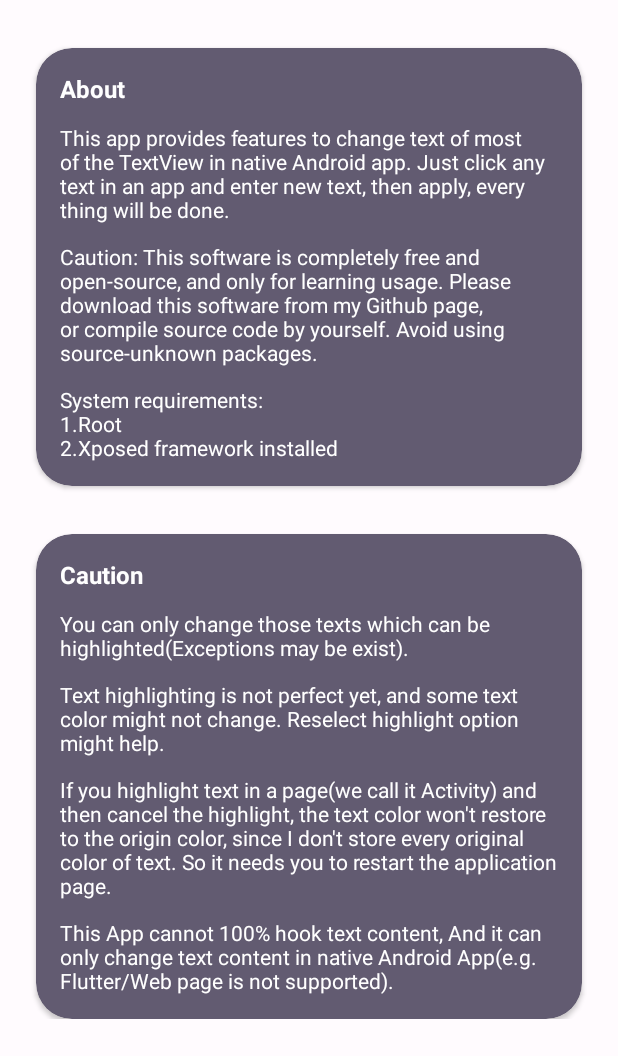
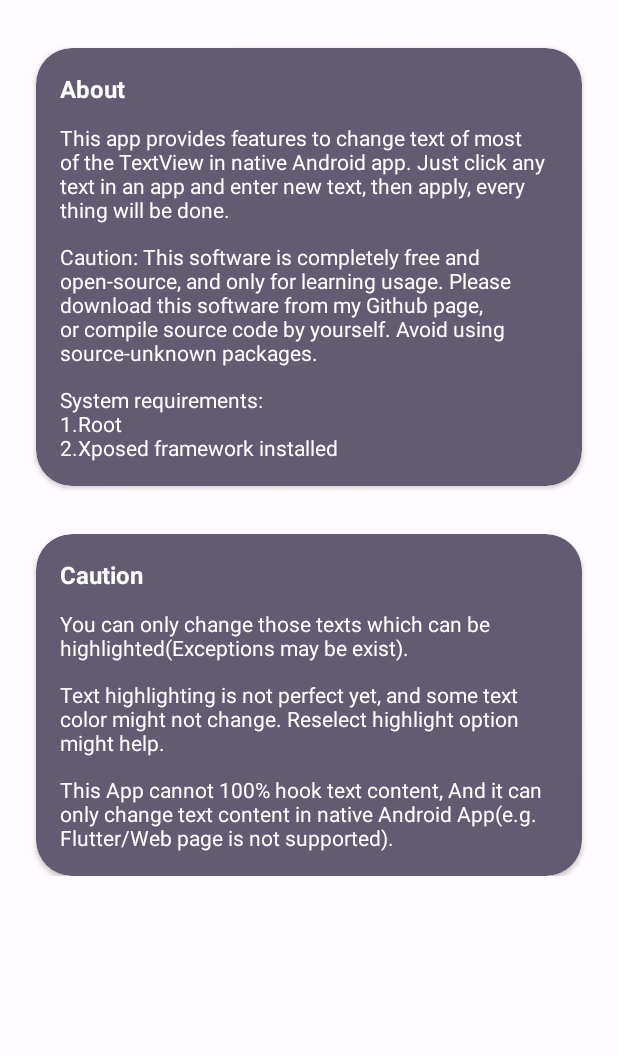
Before and after one commit to gitofleonardo/AnyText, an Android app: the screen it shows after launch (MainActivity), on a phone screen of 412 x 824 dp, the part 180-1236 px from its top. Run offline under Robolectric (Android 15) with nearby library versions, the phone set to English and light mode, and no system bars.

Commit message:
Update text highlighting description.

```diff
--- a/app/src/main/res/layout/activity_main.xml
+++ b/app/src/main/res/layout/activity_main.xml
@@ -119,12 +119,6 @@
                         android:layout_width="match_parent"
                         android:layout_height="wrap_content"/>
                     <TextView
-                        android:textColor="?attr/colorOnSecondary"
-                        android:text="@string/highlight_text_caution"
-                        android:layout_marginTop="12dp"
-                        android:layout_width="match_parent"
-                        android:layout_height="wrap_content"/>
-                    <TextView
                         android:layout_marginTop="12dp"
                         android:textColor="?attr/colorOnSecondary"
                         android:text="@string/app_not_perfect_caution"
--- a/app/src/main/res/values/strings.xml
+++ b/app/src/main/res/values/strings.xml
@@ -16,7 +16,6 @@
     <string name="highlight_text">Highlight text</string>
     <string name="highlight_text_not_perfect">Text highlighting is not perfect yet, and some text color might not change. Reselect highlight option might help.</string>
     <string name="about_highlighted_text">You can only change those texts which can be highlighted(Exceptions may be exist).</string>
-    <string name="highlight_text_caution">If you highlight text in a page(we call it Activity) and then cancel the highlight, the text color won\'t restore to the origin color, since I don\'t store every original color of text. So it needs you to restart the application page.</string>
     <string name="caution">Caution</string>
     <string name="app_not_perfect_caution">This App cannot 100% hook text content, And it can only change text content in native Android App(e.g. Flutter/Web page is not supported).</string>
 </resources>
```
Also changed, not shown: 1 other file.
